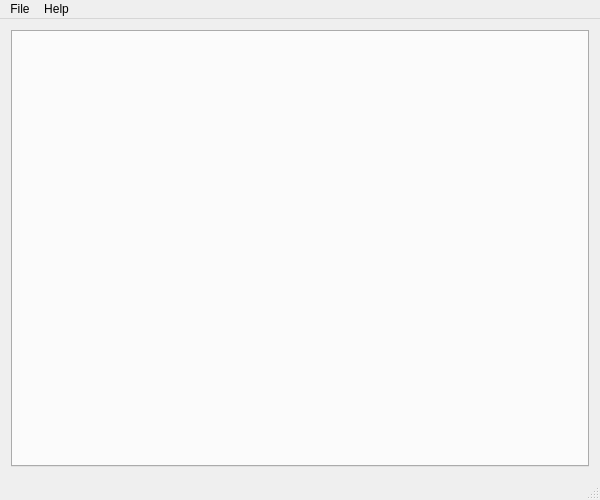
Above: src/ckb/mainwindow.ui from ckb-next/ckb-next before the change. Below: the same form after it.
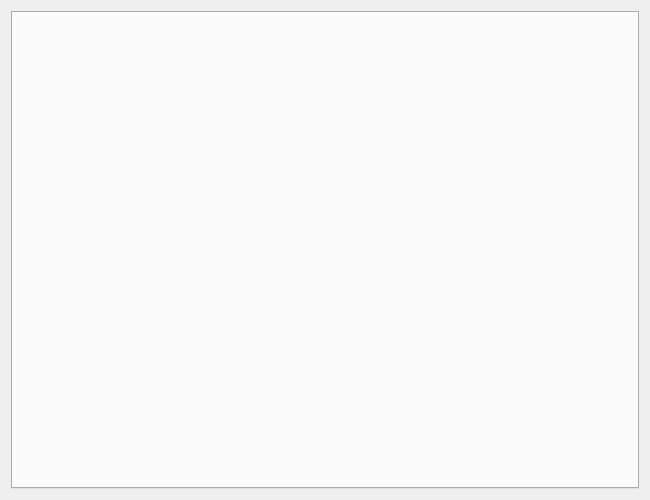
That is the form after the change. Icons and pictures are not drawn.

Commit message: ckb can now store multiple modes M1-M3 will change modes (currently limited to the same number of modes as the device) Modes and profiles may be renamed and saved to hardware. Removed app menu, replaced with a Settings tab. FPS is now a global setting.

Diff of the .ui file:
```diff
--- a/src/ckb/mainwindow.ui
+++ b/src/ckb/mainwindow.ui
@@ -6,13 +6,13 @@
    <rect>
     <x>0</x>
     <y>0</y>
-    <width>600</width>
+    <width>650</width>
     <height>500</height>
    </rect>
   </property>
   <property name="minimumSize">
    <size>
-    <width>600</width>
+    <width>650</width>
     <height>500</height>
    </size>
   </property>
@@ -27,8 +27,8 @@
    <bool>true</bool>
   </property>
   <widget class="QWidget" name="centralWidget">
-   <layout class="QHBoxLayout" name="horizontalLayout">
-    <item>
+   <layout class="QGridLayout" name="gridLayout">
+    <item row="0" column="0">
      <widget class="QTabWidget" name="tabWidget">
       <property name="currentIndex">
        <number>-1</number>
@@ -37,34 +37,6 @@
     </item>
    </layout>
   </widget>
-  <widget class="QMenuBar" name="menuBar">
-   <property name="geometry">
-    <rect>
-     <x>0</x>
-     <y>0</y>
-     <width>600</width>
-     <height>24</height>
-    </rect>
-   </property>
-   <property name="nativeMenuBar">
-    <bool>true</bool>
-   </property>
-   <widget class="QMenu" name="menuFile">
-    <property name="title">
-     <string>File</string>
-    </property>
-    <addaction name="actionExit"/>
-   </widget>
-   <widget class="QMenu" name="menuHelp">
-    <property name="title">
-     <string>Help</string>
-    </property>
-    <addaction name="actionAbout"/>
-   </widget>
-   <addaction name="menuFile"/>
-   <addaction name="menuHelp"/>
-  </widget>
-  <widget class="QStatusBar" name="statusBar"/>
   <action name="actionExit">
    <property name="text">
     <string>Exit</string>
```
The commit also changes 12 other files.
